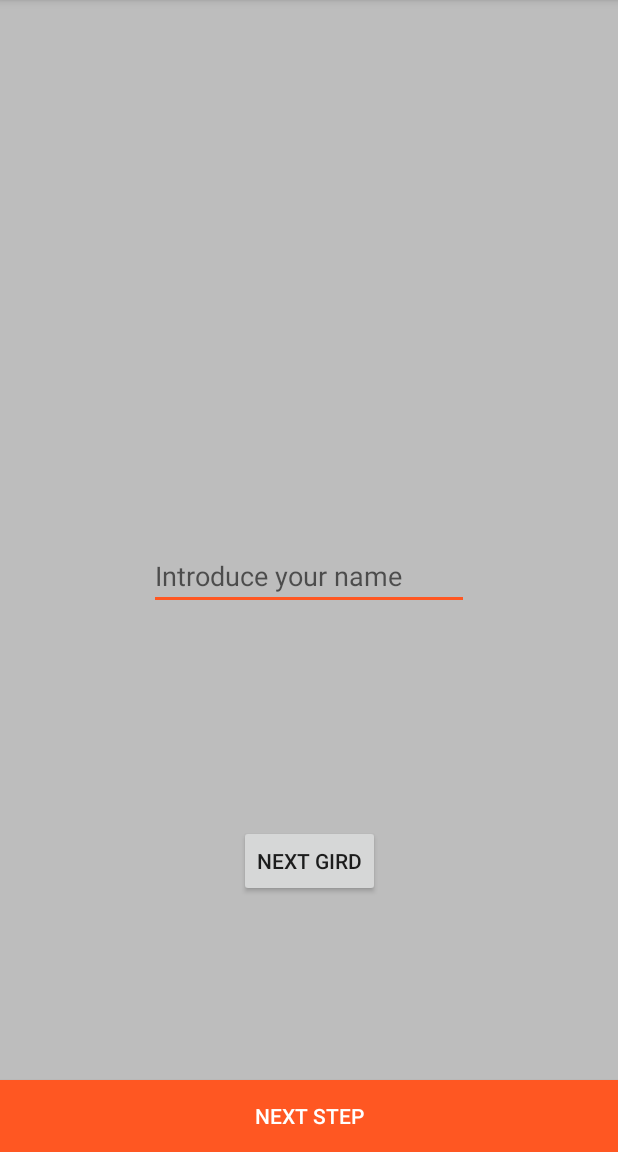
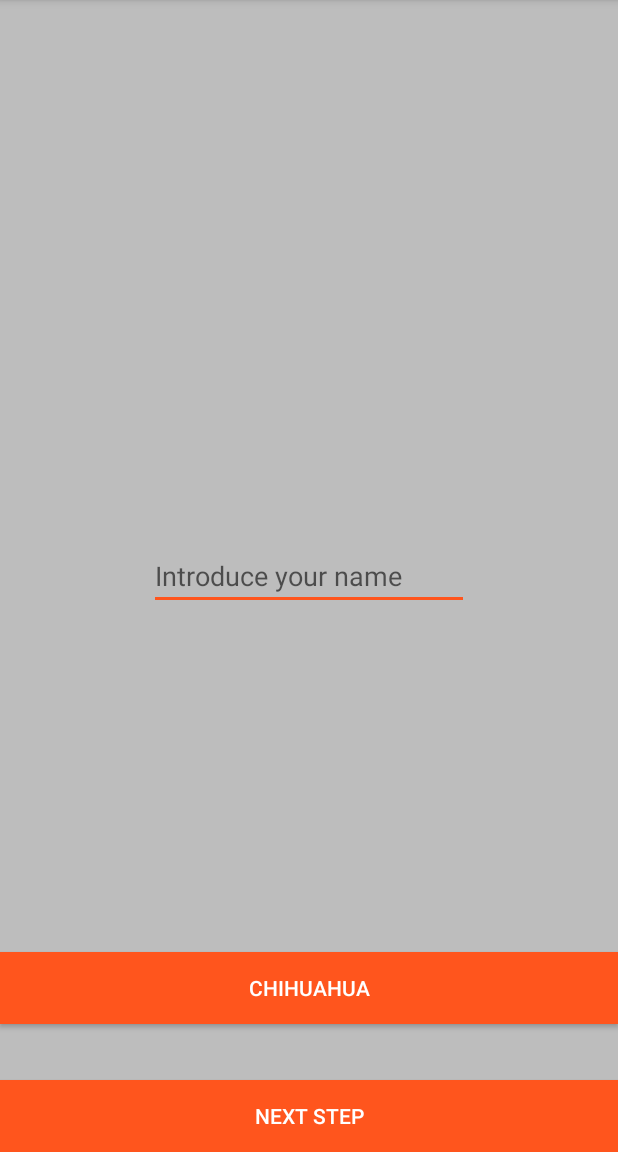
Before and after one commit to german-jongewaard/My_Form, an Android app: the screen it shows after launch (MainActivity), on a phone screen of 412 x 824 dp, the part 84-1236 px from its top. Run offline under Robolectric (Android 15) with nearby library versions, the phone set to English and light mode, and no system bars.

Commit message:
first commit.

```diff
--- a/app/src/main/res/layout/activity_main.xml
+++ b/app/src/main/res/layout/activity_main.xml
@@ -41,16 +41,16 @@
 
     <Button
         android:id="@+id/buttonGird"
-        android:layout_width="wrap_content"
+        android:layout_width="0dp"
         android:layout_height="wrap_content"
-        android:layout_marginBottom="8dp"
-        android:layout_marginEnd="8dp"
-        android:layout_marginStart="8dp"
         android:layout_marginTop="8dp"
-        android:text="Next Gird"
+        android:background="@color/colorAccent"
+        android:text="Chihuahua"
+        android:textColor="#FFF"
         app:layout_constraintBottom_toBottomOf="parent"
         app:layout_constraintEnd_toEndOf="parent"
+        app:layout_constraintHorizontal_bias="0.0"
         app:layout_constraintStart_toStartOf="parent"
         app:layout_constraintTop_toTopOf="parent"
-        app:layout_constraintVertical_bias="0.77" />
+        app:layout_constraintVertical_bias="0.88" />
 </android.support.constraint.ConstraintLayout>
--- a/app/src/main/res/values/colors.xml
+++ b/app/src/main/res/values/colors.xml
@@ -2,6 +2,6 @@
 <resources>
     <color name="colorPrimary">#2196f3</color>
     <color name="colorPrimaryDark">#1976d2</color>
-    <color name="colorAccent">#ff5722</color>
+    <color name="colorAccent">#ff551d</color>
     <color name="colorFondo">#BDBDBD</color>
 </resources>
```
